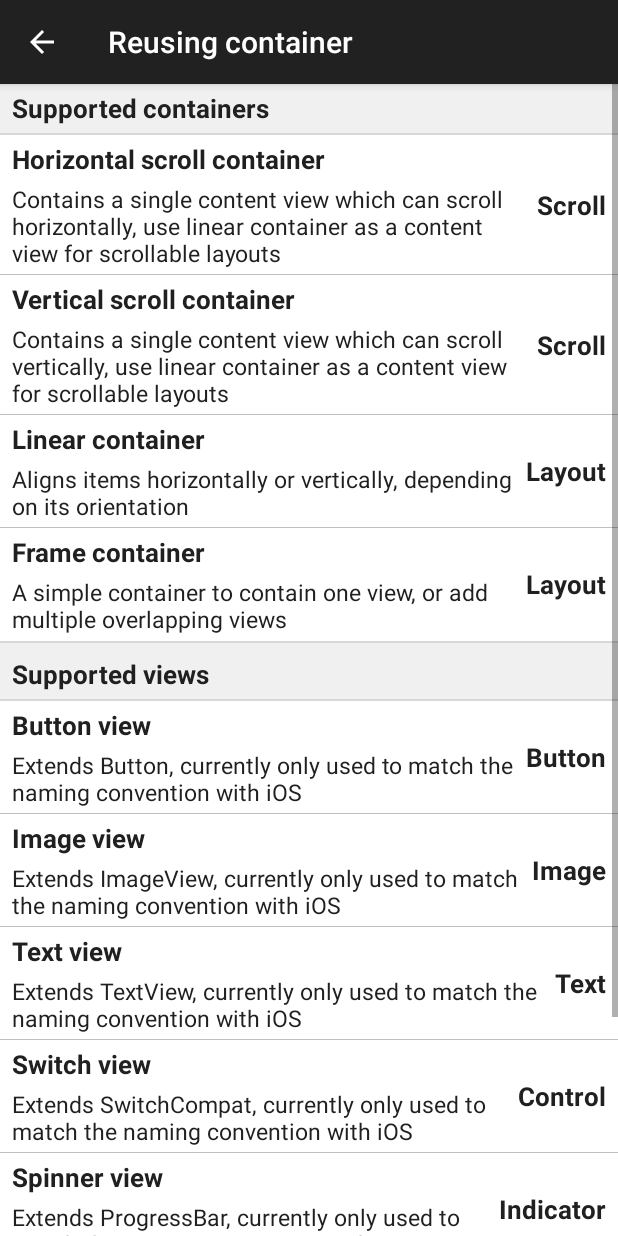
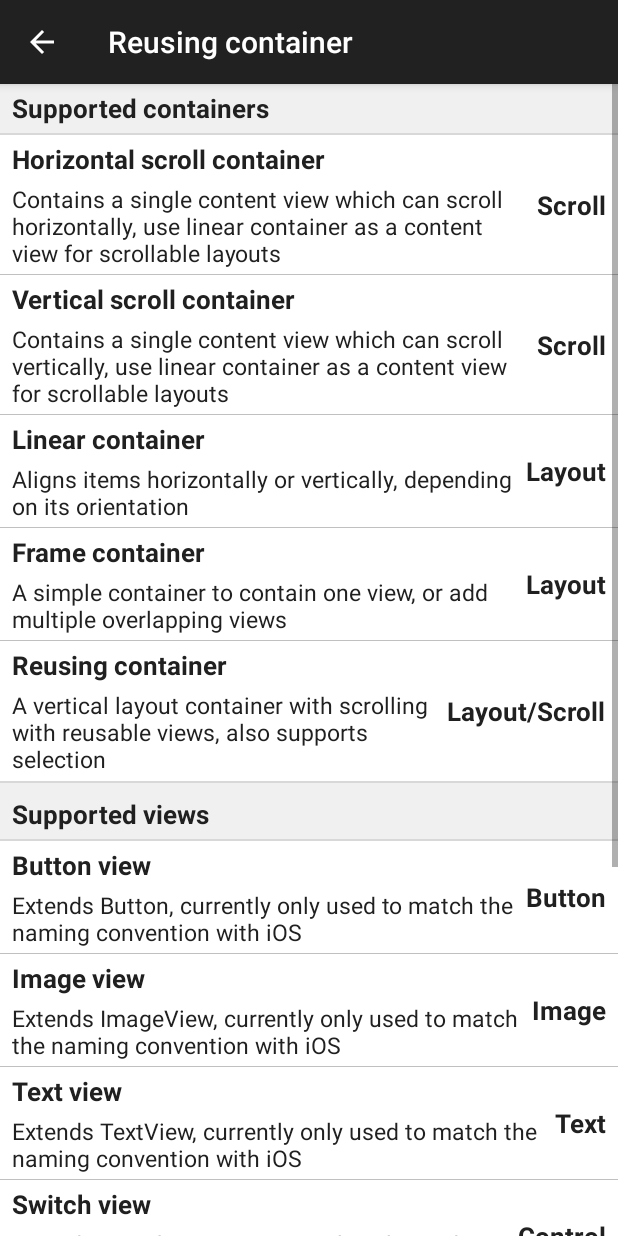
Before and after one commit to crescentflare/UniLayout, an Android app: the ReusingContainerActivity screen opened directly, with no data from a screen before it, on a phone screen of 412 x 824 dp. Run offline under Robolectric (Android 15) with nearby library versions, the phone set to English and light mode, and no system bars.

Commit message:
Extended sample a bit more

```diff
--- a/UniLayoutAndroid/UniLayoutExample/src/main/java/com/crescentflare/unilayoutexample/reusingcontainer/ReusingContainerActivity.java
+++ b/UniLayoutAndroid/UniLayoutExample/src/main/java/com/crescentflare/unilayoutexample/reusingcontainer/ReusingContainerActivity.java
@@ -51,6 +51,7 @@ public class ReusingContainerActivity extends AppCompatActivity
         adapter.addItem(new ReusableItem(ReusableItem.Type.Item, "Vertical scroll container", "Contains a single content view which can scroll vertically, use linear container as a content view for scrollable layouts", "Scroll"));
         adapter.addItem(new ReusableItem(ReusableItem.Type.Item, "Linear container", "Aligns items horizontally or vertically, depending on its orientation", "Layout"));
         adapter.addItem(new ReusableItem(ReusableItem.Type.Item, "Frame container", "A simple container to contain one view, or add multiple overlapping views", "Layout"));
+        adapter.addItem(new ReusableItem(ReusableItem.Type.Item, "Reusing container", "A vertical layout container with scrolling with reusable views, also supports selection", "Layout/Scroll"));
         adapter.addItem(new ReusableItem(ReusableItem.Type.BottomDivider));
         adapter.addItem(new ReusableItem(ReusableItem.Type.Section, "Supported views"));
         adapter.addItem(new ReusableItem(ReusableItem.Type.TopDivider));
@@ -61,6 +62,7 @@ public class ReusingContainerActivity extends AppCompatActivity
         adapter.addItem(new ReusableItem(ReusableItem.Type.Item, "Spinner view", "Extends ProgressBar, currently only used to match the naming convention with iOS", "Indicator"));
         adapter.addItem(new ReusableItem(ReusableItem.Type.Item, "Web view", "Extends WebView, currently only used to match the naming convention with iOS", "Web content"));
         adapter.addItem(new ReusableItem(ReusableItem.Type.Item, "View", "Extends View to support padding for size calculation", "Container"));
+        adapter.addItem(new ReusableItem(ReusableItem.Type.Item, "Reusable view", "A view to be used by the reusing container which can be reused while scrolling", "Container"));
         adapter.addItem(new ReusableItem(ReusableItem.Type.BottomDivider));
 
         // Disable interaction
```
